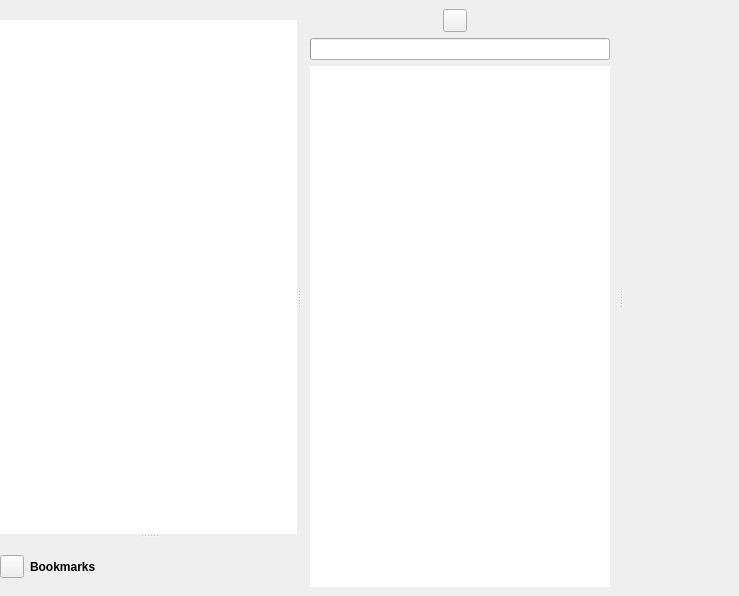
dzz007/photivo, file Sources/filemgmt/ptFileMgrWindow.ui: the form before one commit.
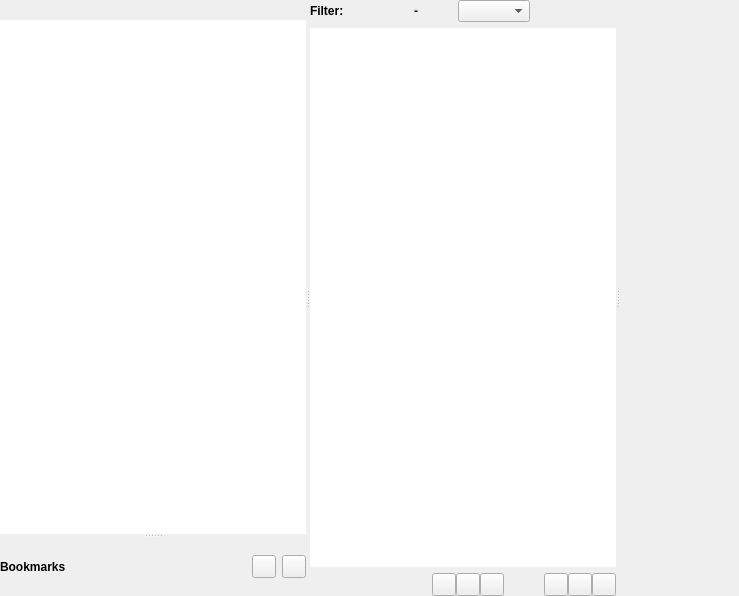
The form after the commit. Icons and pictures are not drawn.

Diff of the .ui file:
```diff
--- a/Sources/filemgmt/ptFileMgrWindow.ui
+++ b/Sources/filemgmt/ptFileMgrWindow.ui
@@ -69,7 +69,7 @@
             </widget>
            </item>
            <item>
-            <widget class="QListView" name="m_DirList">
+            <widget class="QTreeView" name="m_DirTree">
              <property name="frameShape">
               <enum>QFrame::NoFrame</enum>
              </property>
@@ -99,14 +99,6 @@
           <layout class="QVBoxLayout" name="m_TagPaneLayout">
            <item>
             <layout class="QHBoxLayout" name="horizontalLayout_2">
-             <item>
-              <widget class="QToolButton" name="m_AddBookmarkButton">
-               <property name="icon">
-                <iconset resource="../../qrc/photivo.qrc">
-                 <normaloff>:/dark/icons/bookmark-new.png</normaloff>:/dark/icons/bookmark-new.png</iconset>
-               </property>
-              </widget>
-             </item>
              <item>
               <widget class="QLabel" name="BookmarksLabel">
                <property name="font">
@@ -126,6 +118,38 @@
                </property>
               </widget>
              </item>
+             <item>
+              <spacer name="horizontalSpacer7_1">
+               <property name="orientation">
+                <enum>Qt::Horizontal</enum>
+               </property>
+               <property name="sizeType">
+                <enum>QSizePolicy::Expanding</enum>
+               </property>
+               <property name="sizeHint" stdset="0">
+                <size>
+                 <width>30</width>
+                 <height>10</height>
+                </size>
+               </property>
+              </spacer>
+             </item>
+             <item>
+              <widget class="QToolButton" name="m_AddBookmarkButton">
+               <property name="icon">
+                <iconset resource="../../qrc/photivo.qrc">
+                 <normaloff>:/dark/icons/bookmark-new.png</normaloff>:/dark/icons/bookmark-new.png</iconset>
+               </property>
+              </widget>
+             </item>
+             <item>
+              <widget class="QToolButton" name="m_RemoveBookmarkButton">
+               <property name="icon">
+                <iconset resource="../../qrc/photivo.qrc">
+                 <normaloff>:/dark/icons/bookmark-remove.png</normaloff>:/dark/icons/bookmark-remove.png</iconset>
+               </property>
+              </widget>
+             </item>
             </layout>
            </item>
           </layout>
@@ -142,9 +166,6 @@
        </size>
       </property>
       <layout class="QVBoxLayout" name="m_ThumbPaneLayout">
-       <property name="margin">
-        <number>9</number>
-       </property>
        <item>
         <widget class="QWidget" name="m_PathContainer" native="true">
          <property name="sizePolicy">
@@ -159,7 +180,10 @@
            <height>25</height>
           </size>
          </property>
-         <layout class="QHBoxLayout" name="m_PathLayout">
+         <layout class="QHBoxLayout" name="m_TopToolbarLayout">
+          <property name="sizeConstraint">
+           <enum>QLayout::SetFixedSize</enum>
+          </property>
           <property name="spacing">
            <number>0</number>
           </property>
@@ -167,45 +191,149 @@
            <number>0</number>
           </property>
           <item>
-           <widget class="QToolButton" name="m_BookmarkButton">
+           <widget class="QLabel" name="FilterLabel">
+            <property name="font">
+             <font>
+              <weight>75</weight>
+              <bold>true</bold>
+             </font>
+            </property>
+            <property name="text">
+             <string>Filter:</string>
+            </property>
+            <property name="textFormat">
+             <enum>Qt::PlainText</enum>
+            </property>
+            <property name="textInteractionFlags">
+             <set>Qt::NoTextInteraction</set>
+            </property>
+           </widget>
+          </item>
+          <item>
+           <spacer name="horizontalSpacer4">
+            <property name="orientation">
+             <enum>Qt::Horizontal</enum>
+            </property>
+            <property name="sizeType">
+             <enum>QSizePolicy::Fixed</enum>
+            </property>
+            <property name="sizeHint" stdset="0">
+             <size>
+              <width>30</width>
+              <height>10</height>
+             </size>
+            </property>
+           </spacer>
+          </item>
+          <item>
+           <widget class="QWidget" name="ColorLabelWidget1" native="true"/>
+          </item>
+          <item>
+           <spacer name="horizontalSpacer1">
+            <property name="orientation">
+             <enum>Qt::Horizontal</enum>
+            </property>
+            <property name="sizeType">
+             <enum>QSizePolicy::Fixed</enum>
+            </property>
+            <property name="sizeHint" stdset="0">
+             <size>
+              <width>30</width>
+              <height>10</height>
+             </size>
+            </property>
+           </spacer>
+          </item>
+          <item>
+           <widget class="QWidget" name="StarRatingWidget1" native="true"/>
+          </item>
+          <item>
+           <spacer name="horizontalSpacer2">
+            <property name="orientation">
+             <enum>Qt::Horizontal</enum>
+            </property>
+            <property name="sizeType">
+             <enum>QSizePolicy::Fixed</enum>
+            </property>
+            <property name="sizeHint" stdset="0">
+             <size>
+              <width>10</width>
+              <height>10</height>
+             </size>
+            </property>
+           </spacer>
+          </item>
+          <item>
+           <widget class="QLabel" name="StarRatingLabel">
+            <property name="font">
+             <font>
+              <weight>75</weight>
+              <bold>true</bold>
+             </font>
+            </property>
+            <property name="text">
+             <string>-</string>
+            </property>
+            <property name="textFormat">
+             <enum>Qt::PlainText</enum>
+            </property>
+            <property name="textInteractionFlags">
+             <set>Qt::NoTextInteraction</set>
+            </property>
+           </widget>
+          </item>
+          <item>
+           <spacer name="horizontalSpacer3">
+            <property name="orientation">
+             <enum>Qt::Horizontal</enum>
+            </property>
+            <property name="sizeType">
+             <enum>QSizePolicy::Fixed</enum>
+            </property>
+            <property name="sizeHint" stdset="0">
+             <size>
+              <width>10</width>
+              <height>10</height>
+             </size>
+            </property>
+           </spacer>
+          </item>
+          <item>
+           <widget class="QWidget" name="StarRatingWidget2" native="true"/>
+          </item>
+          <item>
+           <spacer name="horizontalSpacer5">
+            <property name="orientation">
+             <enum>Qt::Horizontal</enum>
+            </property>
+            <property name="sizeType">
+             <enum>QSizePolicy::Fixed</enum>
+            </property>
+            <property name="sizeHint" stdset="0">
+             <size>
+              <width>30</width>
+              <height>10</height>
+             </size>
+            </property>
+           </spacer>
+          </item>
+          <item>
+           <widget class="QComboBox" name="FileTypeComboBox">
+            <property name="focusPolicy">
+             <enum>Qt::ClickFocus</enum>
+            </property>
             <property name="toolTip">
              <string>Open bookmark list</string>
             </property>
-            <property name="icon">
-             <iconset resource="../../qrc/photivo.qrc">
-              <normaloff>:/dark/icons/folder-bookmarks.png</normaloff>:/dark/icons/folder-bookmarks.png</iconset>
+            <property name="sizeAdjustPolicy">
+             <enum>QComboBox::AdjustToContents</enum>
             </property>
            </widget>
           </item>
-          <item>
-           <spacer name="horizontalSpacer">
-            <property name="orientation">
-             <enum>Qt::Horizontal</enum>
-            </property>
-            <property name="sizeType">
-             <enum>QSizePolicy::Fixed</enum>
-            </property>
-            <property name="sizeHint" stdset="0">
-             <size>
-              <width>10</width>
-              <height>10</height>
-             </size>
-            </property>
-           </spacer>
-          </item>
          </layout>
         </widget>
        </item>
-       <item>
-        <widget class="QProgressBar" name="m_Progressbar">
-         <property name="value">
-          <number>0</number>
-         </property>
-         <property name="textVisible">
-          <bool>false</bool>
-         </property>
-        </widget>
-       </item>
+
        <item>
         <widget class="QGraphicsView" name="m_FilesView">
          <property name="frameShape">
@@ -216,6 +344,197 @@
          </property>
         </widget>
        </item>
+
+       <item>
+        <widget class="QWidget" name="m_BottomToolbarContainer" native="true">
+         <property name="sizePolicy">
+          <sizepolicy hsizetype="Preferred" vsizetype="Fixed">
+           <horstretch>0</horstretch>
+           <verstretch>0</verstretch>
+          </sizepolicy>
+         </property>
+         <property name="baseSize">
+          <size>
+           <width>0</width>
+           <height>25</height>
+          </size>
+         </property>
+         <layout class="QHBoxLayout" name="m_BottomToolbarLayout">
+          <property name="sizeConstraint">
+           <enum>QLayout::SetDefaultConstraint</enum>
+          </property>
+          <property name="spacing">
+           <number>0</number>
+          </property>
+          <property name="margin">
+           <number>0</number>
+          </property>
+          <item>
+           <widget class="QWidget" name="ColorLabelWidget2" native="true"/>
+          </item>
+          <item>
+           <spacer name="horizontalSpacer6">
+            <property name="orientation">
+             <enum>Qt::Horizontal</enum>
+            </property>
+            <property name="sizeType">
+             <enum>QSizePolicy::Fixed</enum>
+            </property>
+            <property name="sizeHint" stdset="0">
+             <size>
+              <width>30</width>
+              <height>10</height>
+             </size>
+            </property>
+           </spacer>
+          </item>
+          <item>
+           <widget class="QWidget" name="StarRatingWidget3" native="true"/>
+          </item>
+          <item>
+           <spacer name="horizontalSpacer7">
+            <property name="orientation">
+             <enum>Qt::Horizontal</enum>
+            </property>
+            <property name="sizeType">
+             <enum>QSizePolicy::Expanding</enum>
+            </property>
+            <property name="sizeHint" stdset="0">
+             <size>
+              <width>30</width>
+              <height>10</height>
+             </size>
+            </property>
+           </spacer>
+          </item>
+          <item>
+           <widget class="QToolButton" name="RestoreImageButton">
+            <property name="toolTip">
+             <string>Restore image</string>
+            </property>
+            <property name="icon">
+             <iconset resource="../../qrc/photivo.qrc">
+              <normaloff>:/dark/icons/reset.png</normaloff>:/dark/icons/reset.png</iconset>
+            </property>
+            <property name="iconSize">
+             <size>
+              <width>16</width>
+              <height>16</height>
+             </size>
+            </property>
+           </widget>
+          </item>
+          <item>
+           <widget class="QToolButton" name="DeleteImageButton">
+            <property name="toolTip">
+             <string>Delete image</string>
+            </property>
+            <property name="icon">
+             <iconset resource="../../qrc/photivo.qrc">
+              <normaloff>:/dark/icons/delete.png</normaloff>:/dark/icons/delete.png</iconset>
+            </property>
+            <property name="iconSize">
+             <size>
+              <width>16</width>
+              <height>16</height>
+             </size>
+            </property>
+           </widget>
+          </item>
+          <item>
+           <widget class="QToolButton" name="SendToBatchButton">
+            <property name="toolTip">
+             <string>Send selected images to batch</string>
+            </property>
+            <property name="icon">
+             <iconset resource="../../qrc/photivo.qrc">
+              <normaloff>:/dark/icons/save-image.png</normaloff>:/dark/icons/save-image.png</iconset>
+            </property>
+            <property name="iconSize">
+             <size>
+              <width>16</width>
+              <height>16</height>
+             </size>
+            </property>
+           </widget>
+          </item>
+          <item>
+           <spacer name="horizontalSpacer_ATZ3">
+            <property name="orientation">
+             <enum>Qt::Horizontal</enum>
+            </property>
+            <property name="sizeType">
+             <enum>QSizePolicy::Fixed</enum>
+            </property>
+            <property name="sizeHint" stdset="0">
+             <size>
+              <width>40</width>
+              <height>20</height>
+             </size>
+            </property>
+           </spacer>
+          </item>
+          <item>
+           <widget class="QToolButton" name="BatchButton">
+            <property name="toolTip">
+             <string>Batch job processing</string>
+            </property>
+            <property name="icon">
+             <iconset resource="../../qrc/photivo.qrc">
+              <normaloff>:/dark/icons/batch-processing.png</normaloff>:/dark/icons/batch-processing.png</iconset>
+            </property>
+            <property name="iconSize">
+             <size>
+              <width>16</width>
+              <height>16</height>
+             </size>
+            </property>
+           </widget>
+          </item>
+          <item>
+           <widget class="QToolButton" name="ProcessingButton">
+            <property name="toolTip">
+             <string>Processing window</string>
+            </property>
+            <property name="icon">
+             <iconset resource="../../qrc/photivo.qrc">
+              <normaloff>:/dark/icons/processing-pane.png</normaloff>:/dark/icons/processing-pane.png</iconset>
+            </property>
+            <property name="iconSize">
+             <size>
+              <width>16</width>
+              <height>16</height>
+             </size>
+            </property>
+           </widget>
+          </item>
+          <item>
+           <widget class="QToolButton" name="FullScreenButton">
+            <property name="toolTip">
+             <string>Fullscreen</string>
+            </property>
+            <property name="icon">
+             <iconset resource="../../qrc/photivo.qrc">
+              <normaloff>:/dark/icons/view-fullscreen.png</normaloff>
+              <normalon>:/dark/icons/view-restore.png</normalon>:/dark/icons/view-fullscreen.png</iconset>
+            </property>
+            <property name="iconSize">
+             <size>
+              <width>16</width>
+              <height>16</height>
+             </size>
+            </property>
+            <property name="checkable">
+             <bool>true</bool>
+            </property>
+           </widget>
+          </item>
+
+
+         </layout>
+        </widget>
+       </item>
+
       </layout>
      </widget>
      <widget class="QWidget" name="FMImageViewPane" native="true"/>
```
Left out of the diff: 4 changed lines with no effect on the pictures.
